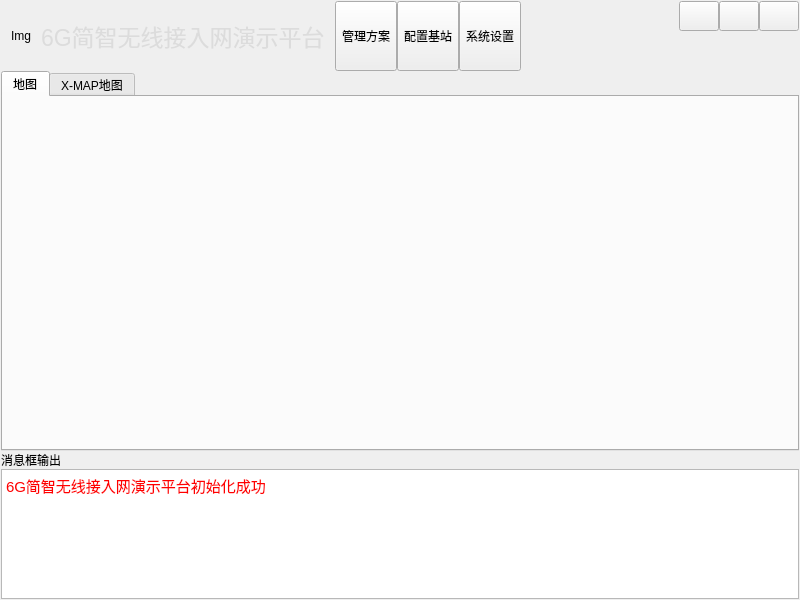
Qt form widget.ui (aobocodo/QTGUI_2) before a commit.
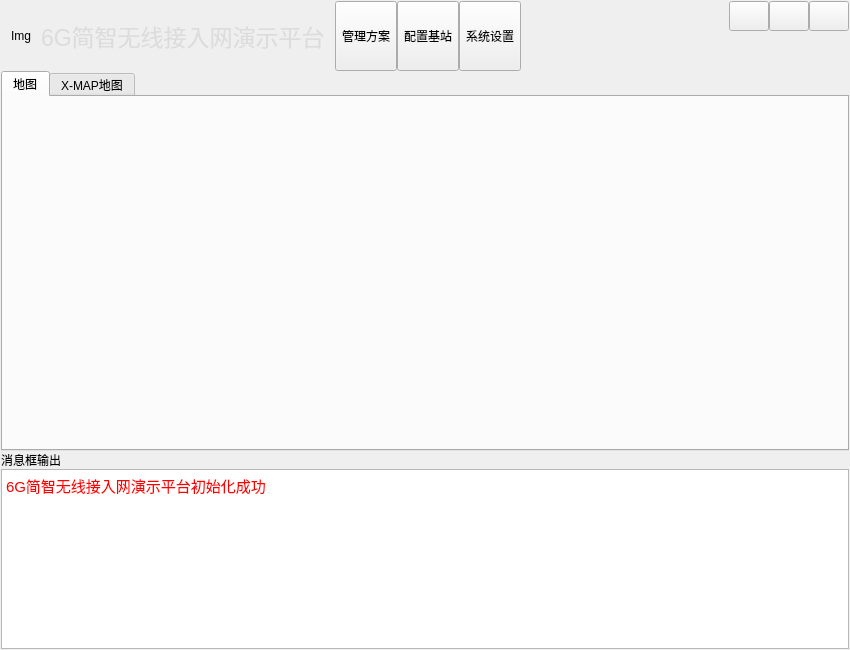
The same form after that commit. Icons and pictures are not drawn.

Commit message: [M]add config click event

Diff of the .ui file:
```diff
--- a/widget.ui
+++ b/widget.ui
@@ -6,8 +6,8 @@
    <rect>
     <x>0</x>
     <y>0</y>
-    <width>800</width>
-    <height>600</height>
+    <width>850</width>
+    <height>650</height>
    </rect>
   </property>
   <property name="windowTitle">
@@ -311,10 +311,16 @@
    </item>
    <item>
     <widget class="QTextBrowser" name="textBrowser">
+     <property name="minimumSize">
+      <size>
+       <width>0</width>
+       <height>160</height>
+      </size>
+     </property>
      <property name="maximumSize">
       <size>
        <width>16777215</width>
-       <height>150</height>
+       <height>200</height>
       </size>
      </property>
      <property name="html">
```
The commit also changes 2 other files.
